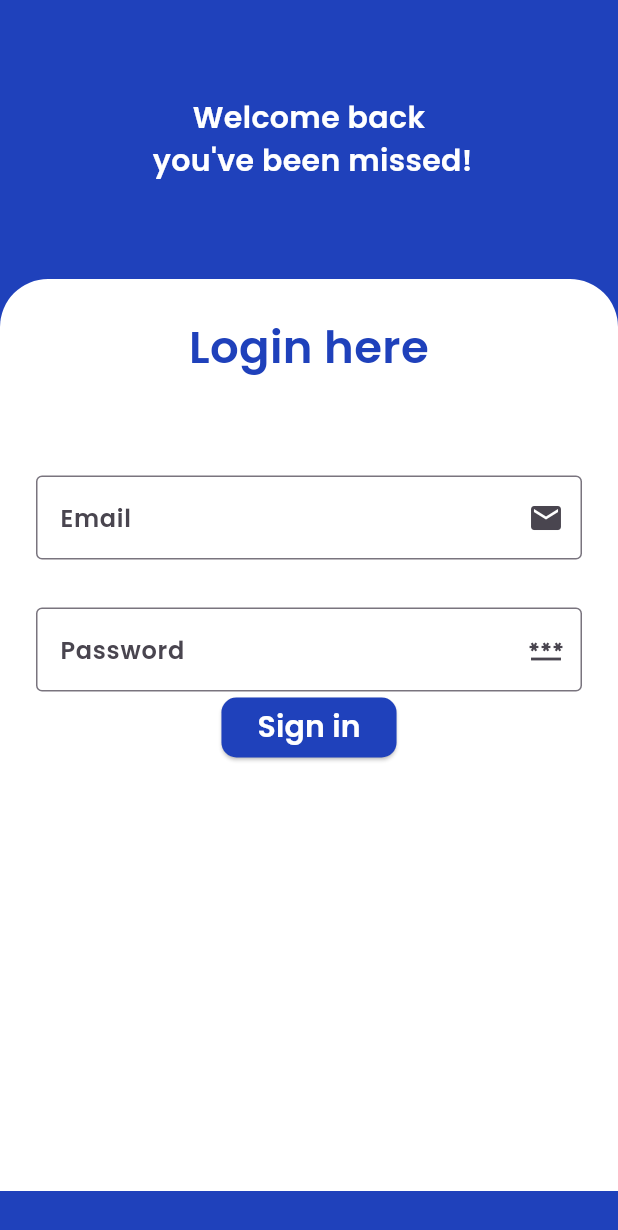
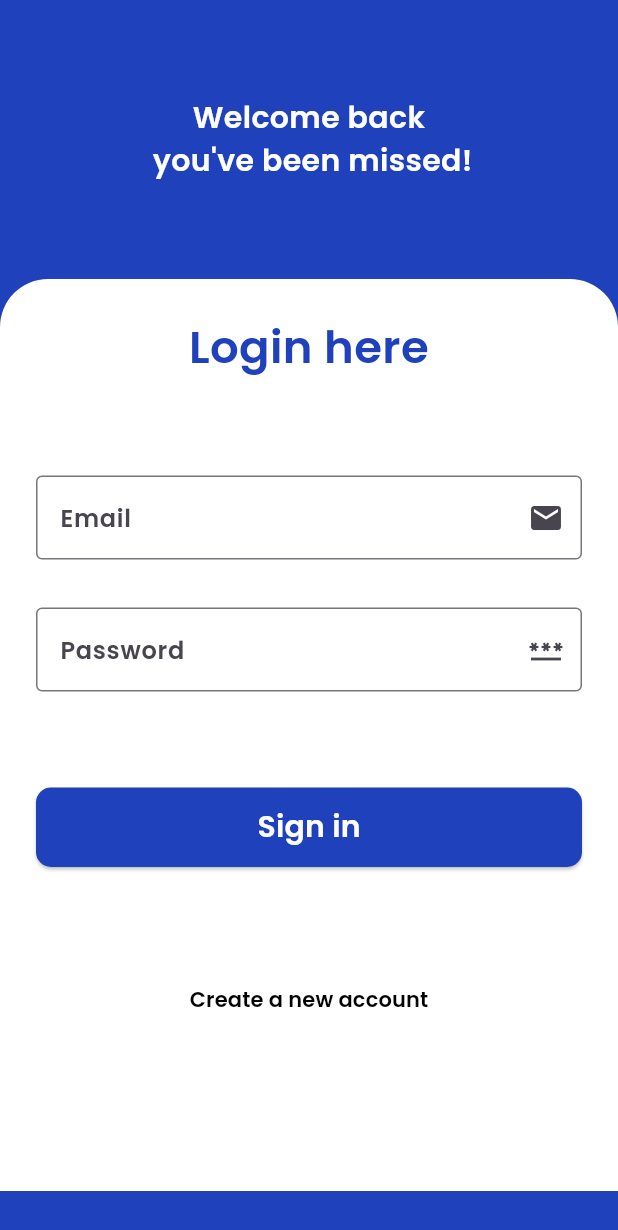
Before and after one commit to ali72-20/task_managment, a Flutter app: the LogInScreen screen opened by its route, on a phone screen of 412 x 824 dp. Shown: the top 1230 px of the screen. Run offline on Flutter 3.47's test engine with Material 3 defaults, Android fonts, the phone set to English and light mode, and no system bars; our stand-ins replace go_router.

Commit message:
add register screen

```diff
--- a/lib/core/utilites/app_routes.dart
+++ b/lib/core/utilites/app_routes.dart
@@ -1,7 +1,8 @@
 import 'package:go_router/go_router.dart';
 import 'package:task_managment/features/home/presentation_layer/home_screen.dart';
-import 'package:task_managment/features/login/presentation_layer/login_screen.dart';
 import 'package:task_managment/features/start_screen/presentation_layer/start_screen.dart';
+import '../../features/forms/presentation_layer/login_screen.dart';
+import '../../features/forms/presentation_layer/register_screen.dart';
 
 abstract class AppRoutes {
   static const kStartPath = '/';
@@ -20,7 +21,7 @@ abstract class AppRoutes {
       ),
       GoRoute(
         path: kRegisterPath,
-        builder: (context, state) => const LogInScreen(),
+        builder: (context, state) => const RegisterScreen(),
       ),
       GoRoute(
         path: kHomePath,
--- a/lib/core/widgets/custom_login_and_register_button.dart
+++ b/lib/core/widgets/custom_login_and_register_button.dart
@@ -11,16 +11,23 @@ class CustomLoginAndRegisterButton extends StatelessWidget {
 
   @override
   Widget build(BuildContext context) {
-    return ElevatedButton(
+    return Container(
+      width: double.infinity,
+      padding: const EdgeInsets.symmetric(vertical: 64),
+      child: ElevatedButton(
         onPressed: onPress,
         style: ElevatedButton.styleFrom(
             backgroundColor: kPrimaryColor,
             shape:
                 RoundedRectangleBorder(borderRadius: BorderRadius.circular(10))),
+        child: Padding(
+          padding: const EdgeInsets.symmetric(vertical: 12),
           child: Text(
             text,
             style: Styles.style20.copyWith(color: Colors.white),
           ),
+        ),
+      ),
     );
   }
 }
--- a/lib/features/login/presentation_layer/login_screen.dart
+++ b/lib/features/forms/presentation_layer/login_screen.dart
@@ -1,5 +1,5 @@
 import 'package:flutter/material.dart';
-import 'package:task_managment/features/login/presentation_layer/widgets/login_body.dart';
+import 'package:task_managment/features/forms/presentation_layer/widgets/login_body.dart';
 
 class LogInScreen extends StatelessWidget {
   const LogInScreen({super.key});
--- a/lib/features/login/presentation_layer/widgets/login_body.dart
+++ b/lib/features/forms/presentation_layer/widgets/login_body.dart
@@ -12,7 +12,7 @@ class LoginBody extends StatelessWidget {
       child: Scaffold(
         backgroundColor: kPrimaryColor,
         resizeToAvoidBottomInset: false,
-        body: Container(
+        body: SizedBox(
           height: double.infinity,
           width: double.infinity,
           child:  Column(
--- a/lib/features/login/presentation_layer/widgets/login_form.dart
+++ b/lib/features/forms/presentation_layer/widgets/login_form.dart
@@ -2,9 +2,10 @@ import 'package:flutter/material.dart';
 import 'package:go_router/go_router.dart';
 import 'package:task_managment/core/utilites/app_routes.dart';
 import 'package:task_managment/core/widgets/custom_login_and_register_button.dart';
-import 'package:task_managment/features/login/presentation_layer/widgets/input_feild.dart';
+
 
 import '../../../../core/utilites/Styles.dart';
+import 'input_feild.dart';
 
 class LoginForm extends StatelessWidget {
   LoginForm({super.key});
@@ -15,6 +16,7 @@ class LoginForm extends StatelessWidget {
   @override
   Widget build(BuildContext context) {
     return SingleChildScrollView(
+      scrollDirection: Axis.vertical,
       child: Container(
         padding: const EdgeInsets.all(24),
         width: double.infinity,
@@ -54,6 +56,11 @@ class LoginForm extends StatelessWidget {
               onPress: () {
                 GoRouter.of(context).pushReplacement(AppRoutes.kHomePath);
               },
+            ),
+            TextButton(
+              onPressed: (){}
+               ,
+              child:  Text('Create a new account', style: Styles.style14.copyWith(color: Colors.black),),
             )
           ],
         ),
```
Also changed, not shown: lib/features/forms/presentation_layer/register_screen.dart (added, +10 -0 lines), lib/features/forms/data_layer/user_model.dart (renamed from lib/features/login/data_layer/user_model.dart), lib/features/forms/presentation_layer/widgets/input_feild.dart (renamed from lib/features/login/presentation_layer/widgets/input_feild.dart), lib/features/forms/presentation_layer/widgets/login_texts.dart (renamed from lib/features/login/presentation_layer/widgets/login_texts.dart). Lines whose indentation alone changed are shown as unchanged.
